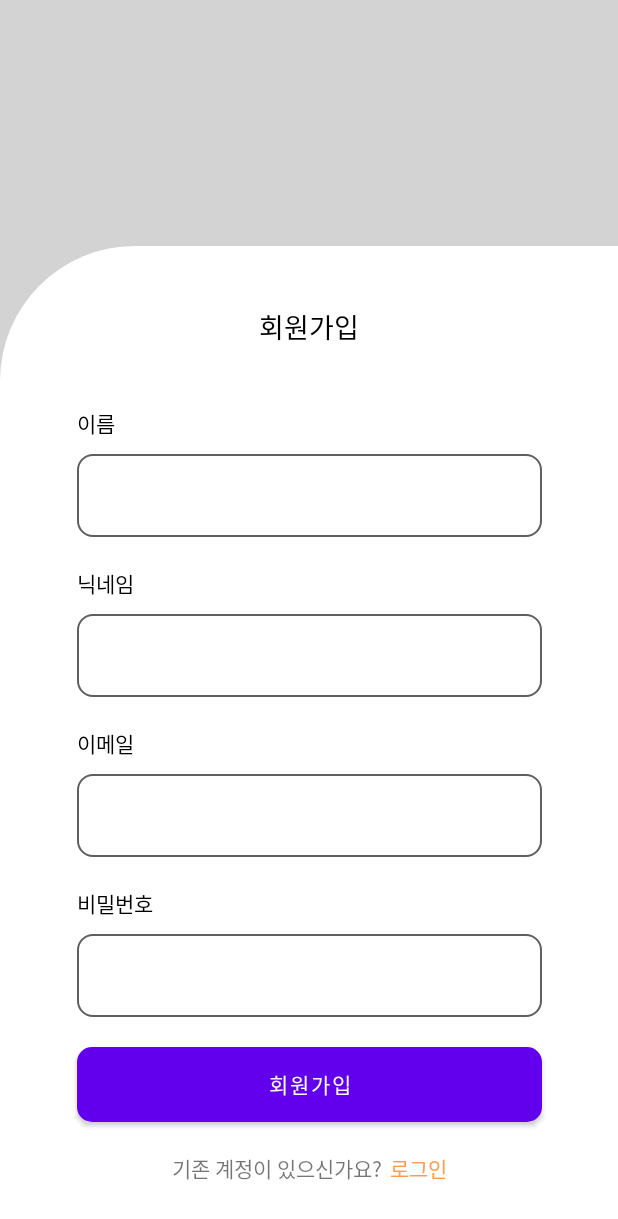
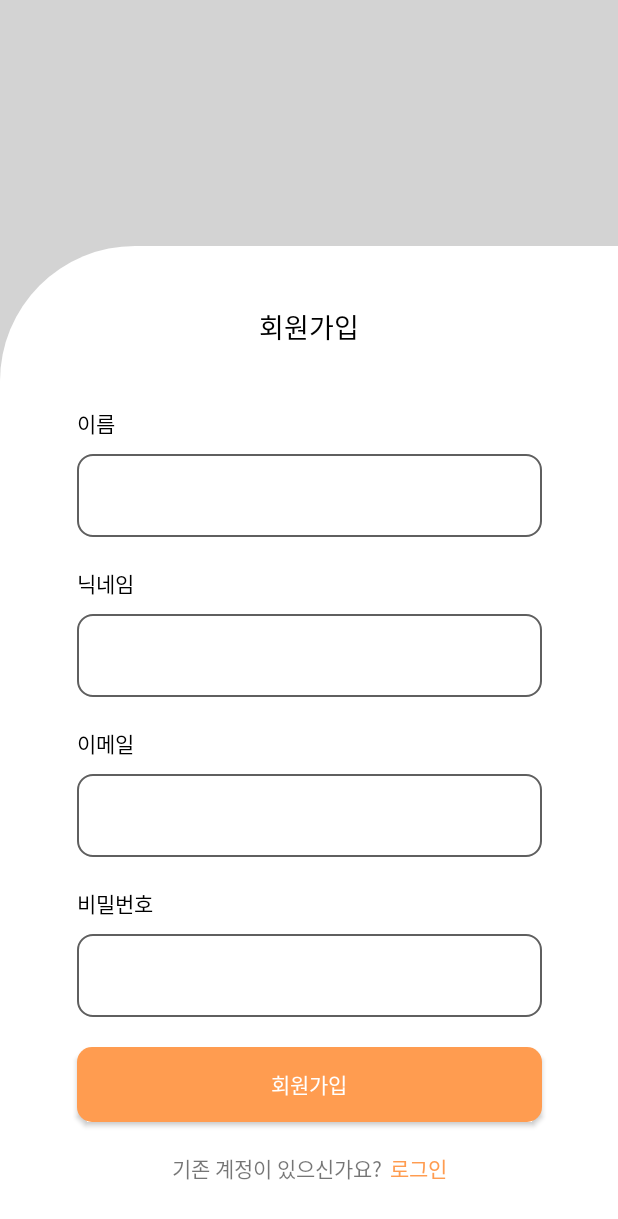
Before and after one commit to re-prife/Android, an Android app: the SignupActivity screen opened directly, with no data from a screen before it, on a phone screen of 412 x 824 dp. Shown: the top 1219 px of the screen. Run offline under Robolectric (Android 15) with nearby library versions, the phone set to English and light mode, and no system bars.

Commit message:
Fix: Button -> androidx.Button
Theme.MaterialComponents.Light.NoActionBar으로 변경 이후 적용되지 않았던 background color문제 해결

```diff
--- a/app/src/main/res/layout/activity_create_group.xml
+++ b/app/src/main/res/layout/activity_create_group.xml
@@ -62,7 +62,7 @@
         app:layout_constraintTop_toBottomOf="@id/txt_input_name_info"
         android:layout_marginTop="5dp"/>
 
-    <Button
+    <androidx.appcompat.widget.AppCompatButton
         android:id="@+id/btn_create_group"
         android:layout_width="330dp"
         android:layout_height="50dp"
--- a/app/src/main/res/layout/activity_input_group_code.xml
+++ b/app/src/main/res/layout/activity_input_group_code.xml
@@ -64,7 +64,7 @@
         app:layout_constraintTop_toBottomOf="@id/txt_input_code_info"
         android:layout_marginTop="5dp"/>
 
-    <Button
+    <androidx.appcompat.widget.AppCompatButton
         android:id="@+id/btn_join_group"
         android:layout_width="330dp"
         android:layout_height="40dp"
--- a/app/src/main/res/layout/activity_select_register_type.xml
+++ b/app/src/main/res/layout/activity_select_register_type.xml
@@ -47,7 +47,7 @@
         app:layout_constraintLeft_toRightOf="@+id/guideline_left"
         app:layout_constraintRight_toLeftOf="@+id/guideline_right"/>
 
-    <Button
+    <androidx.appcompat.widget.AppCompatButton
         android:id="@+id/btn_join_group"
         android:layout_width="90dp"
         android:layout_height="90dp"
@@ -58,7 +58,7 @@
         app:layout_constraintRight_toLeftOf="@id/btn_create_group"
         android:layout_marginTop="120dp"
         android:textSize="35sp"
-        android:text="/"
+        android:text="&lt;/&gt;"
         android:textColor="@color/white"
         android:textStyle="bold"/>
 
@@ -85,7 +85,7 @@
         app:layout_constraintRight_toRightOf="@id/txt_join_group" />
 
 
-    <Button
+    <androidx.appcompat.widget.AppCompatButton
         android:id="@+id/btn_create_group"
         android:layout_width="90dp"
         android:layout_height="90dp"
--- a/app/src/main/res/layout/activity_show_group_code.xml
+++ b/app/src/main/res/layout/activity_show_group_code.xml
@@ -41,7 +41,7 @@
             app:layout_constraintRight_toRightOf="parent"
             app:layout_constraintTop_toBottomOf="@+id/text_group_code_info" />
 
-        <Button
+        <androidx.appcompat.widget.AppCompatButton
             android:id="@+id/btn_signin"
             android:layout_width="290dp"
             android:layout_height="50dp"
--- a/app/src/main/res/layout/activity_signup.xml
+++ b/app/src/main/res/layout/activity_signup.xml
@@ -111,12 +111,13 @@
             app:layout_constraintRight_toRightOf="parent"
             app:layout_constraintLeft_toLeftOf="parent"
             app:layout_constraintTop_toBottomOf="@+id/text_password" />
-        <Button
+        <androidx.appcompat.widget.AppCompatButton
             android:id="@+id/btn_signup"
             android:layout_width="0dp"
             android:layout_height="50dp"
             android:layout_marginTop="20dp"
             android:background="@drawable/background_config_button"
+            android:backgroundTint="@color/main"
             android:text="회원가입"
             android:textColor="@color/white"
             app:layout_constraintLeft_toLeftOf="@id/edit_email"
```
